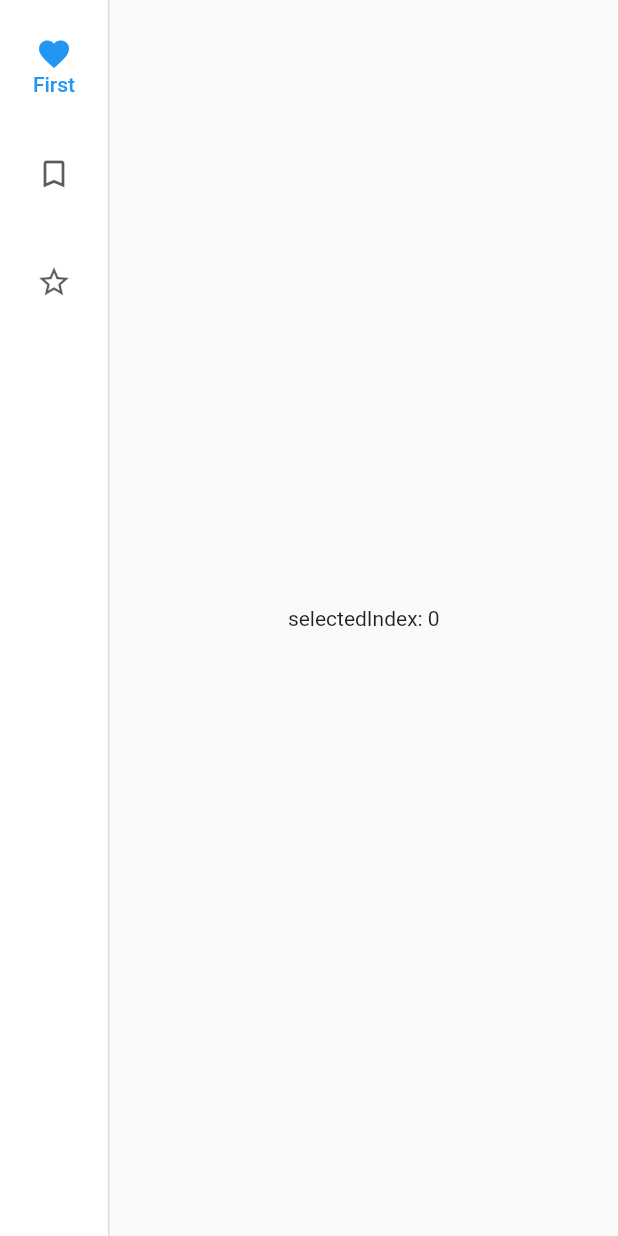
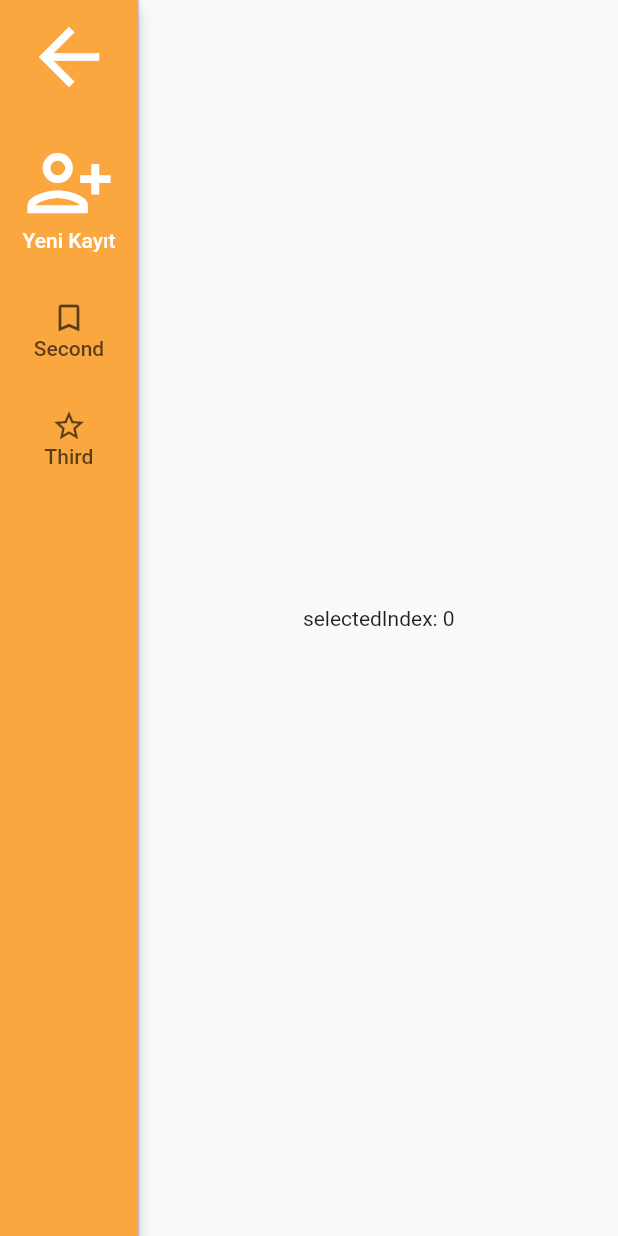
Before and after one commit to Weny-murat/fitgym_winDesktop, a Flutter app: the MainPage screen opened directly, on a phone screen of 412 x 824 dp. Run offline on Flutter 3.47's test engine with Material 2 defaults, Android fonts, the light colour scheme and no system bars; our stand-ins replace get; missing offline and left inert: window_size.

Commit message:
Okul Pc 29 06 2021

```diff
--- /dev/null
+++ b/lib/components/constants.dart
@@ -0,0 +1,4 @@
+import 'package:flutter/material.dart';
+
+const Color mainColor = Color(0xFFFAA73F);
+const Color secondColor = Color(0xFF008C9E);
--- a/lib/screens/homepage.dart
+++ b/lib/screens/homepage.dart
@@ -1,5 +1,6 @@
 import 'package:flutter/material.dart';
 import 'package:fit_gym/components/signForm.dart';
+import 'package:fit_gym/components/constants.dart';
 
 class HomePage extends StatelessWidget {
   @override
@@ -11,7 +12,7 @@ class HomePage extends StatelessWidget {
           children: [
             Expanded(
               child: Container(
-                color: Color(0xffFE7A2B),
+                color: mainColor,
                 child: Center(
                     child: Text(
                   'Logo, Amblem',
@@ -32,7 +33,7 @@ class HomePage extends StatelessWidget {
                     style: TextStyle(
                       fontSize: 50,
                       fontWeight: FontWeight.w700,
-                      color: Color(0xffFE7A2B),
+                      color: mainColor,
                     ),
                   ),
                   SizedBox(
--- a/lib/screens/mainpage.dart
+++ b/lib/screens/mainpage.dart
@@ -1,4 +1,6 @@
+import 'package:fit_gym/components/constants.dart';
 import 'package:flutter/material.dart';
+import 'package:get/get.dart';
 
 class MainPage extends StatefulWidget {
   const MainPage({Key? key}) : super(key: key);
@@ -7,7 +9,6 @@ class MainPage extends StatefulWidget {
   State<MainPage> createState() => _MainPageState();
 }
 
-/// This is the private State class that goes with MyStatefulWidget.
 class _MainPageState extends State<MainPage> {
   int _selectedIndex = 0;
 
@@ -17,18 +18,42 @@ class _MainPageState extends State<MainPage> {
       body: Row(
         children: <Widget>[
           NavigationRail(
+            backgroundColor: mainColor,
+            minWidth: MediaQuery.of(context).size.width / 10,
+            leading: MaterialButton(
+              child: Icon(
+                Icons.arrow_back,
+                color: Colors.white,
+                size: 60,
+              ),
+              onPressed: () {
+                Get.back();
+              },
+            ),
+            elevation: 5,
             selectedIndex: _selectedIndex,
             onDestinationSelected: (int index) {
               setState(() {
                 _selectedIndex = index;
               });
             },
-            labelType: NavigationRailLabelType.selected,
+            labelType: NavigationRailLabelType.all,
             destinations: const <NavigationRailDestination>[
               NavigationRailDestination(
-                icon: Icon(Icons.favorite_border),
-                selectedIcon: Icon(Icons.favorite),
-                label: Text('First'),
+                icon: Icon(
+                  Icons.person_add_alt,
+                  color: Colors.white,
+                  size: 50,
+                ),
+                selectedIcon: Icon(
+                  Icons.person_add_alt,
+                  color: Colors.white,
+                  size: 60,
+                ),
+                label: Text(
+                  'Yeni Kayıt',
+                  style: TextStyle(color: Colors.white),
+                ),
               ),
               NavigationRailDestination(
                 icon: Icon(Icons.bookmark_border),
```
Also changed, not shown: lib/components/common_form_field.dart (renamed from lib/components/components.dart, +7 -6 lines), lib/components/signForm.dart (+4 -3 lines).
